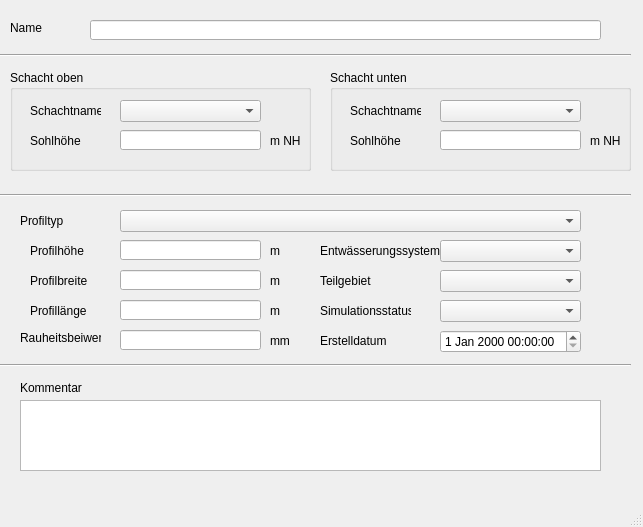
Above: qkan/importhe/templates/haltungen.ui from hoettges/QKan before the change. Below: the same form after it.
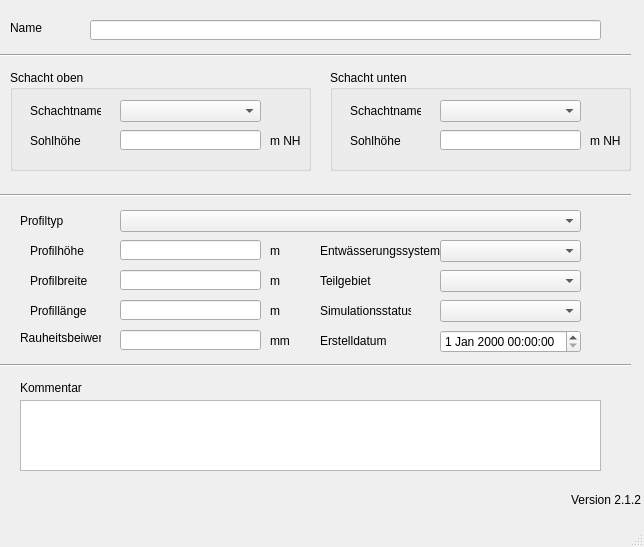
That is the form after the change. Custom widgets are drawn as their Qt base class.

The edit to the form file:
```diff
--- a/qkan/importhe/templates/haltungen.ui
+++ b/qkan/importhe/templates/haltungen.ui
@@ -6,8 +6,8 @@
    <rect>
     <x>0</x>
     <y>0</y>
-    <width>643</width>
-    <height>527</height>
+    <width>644</width>
+    <height>547</height>
    </rect>
   </property>
   <property name="windowTitle">
@@ -516,6 +516,25 @@
      </rect>
     </property>
    </widget>
+   <widget class="QLabel" name="lb_version">
+    <property name="geometry">
+     <rect>
+      <x>570</x>
+      <y>490</y>
+      <width>71</width>
+      <height>20</height>
+     </rect>
+    </property>
+    <property name="toolTip">
+     <string>Version QKan Import</string>
+    </property>
+    <property name="text">
+     <string>Version 2.1.2</string>
+    </property>
+    <property name="alignment">
+     <set>Qt::AlignRight|Qt::AlignTrailing|Qt::AlignVCenter</set>
+    </property>
+   </widget>
   </widget>
   <widget class="QMenuBar" name="menubar">
    <property name="geometry">
```
Left out of the diff: 10 changed lines with no effect on the pictures.
